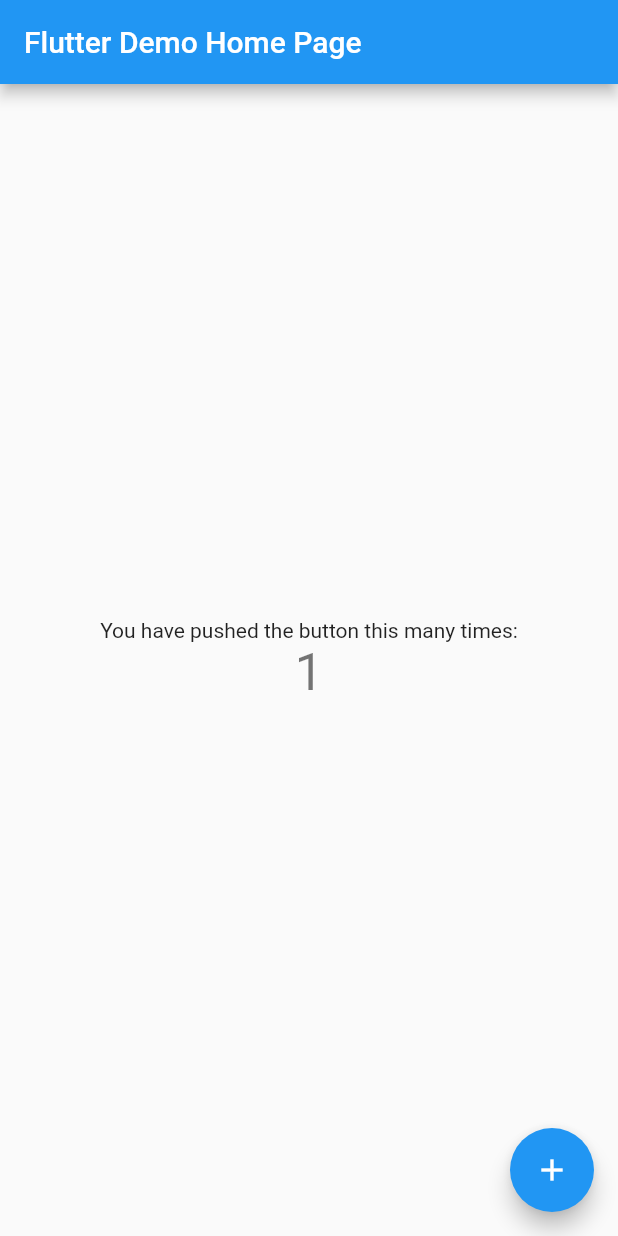
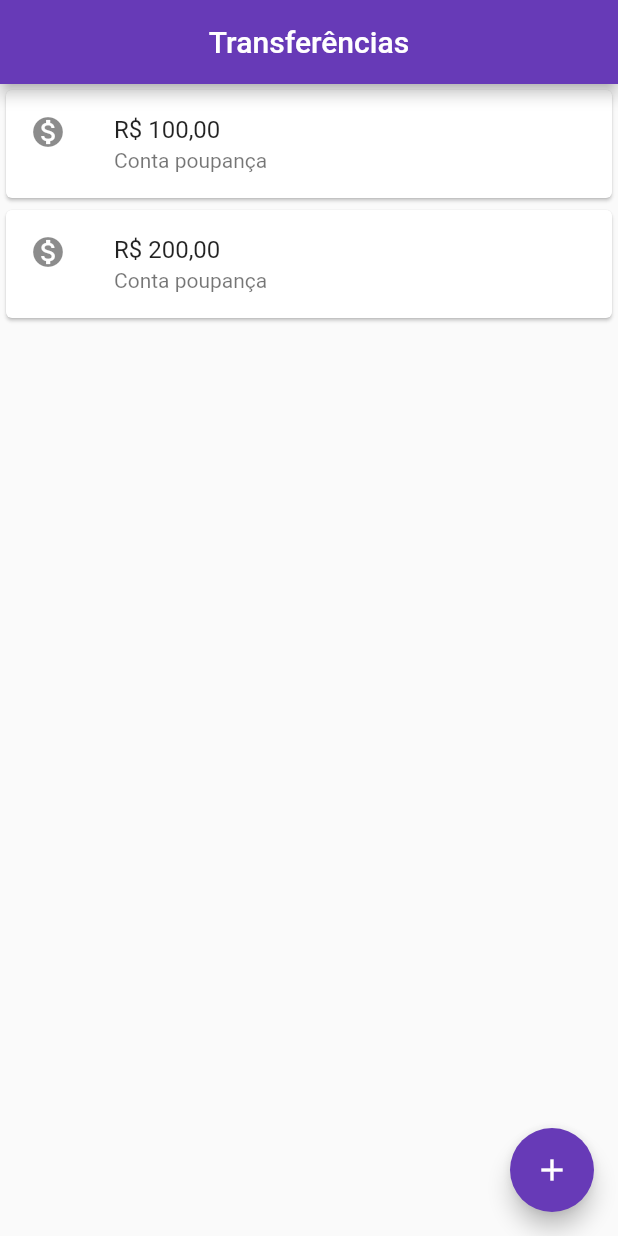
Before and after one commit to luks-rossato/First-Flutter-App, a Flutter app: the screen it shows after launch, after a tap on the "add" icon, on a phone screen of 412 x 824 dp. Run offline on Flutter 3.47's test engine with Material 2 defaults, Android fonts, the phone set to English and light mode, and no system bars.

Commit message:
Update main.dart

```diff
--- a/bytebank/lib/main.dart
+++ b/bytebank/lib/main.dart
@@ -1,115 +1,37 @@
+// ignore_for_file: prefer_const_literals_to_create_immutables, prefer_const_constructors
+
 import 'package:flutter/material.dart';
 
-void main() {
-  runApp(const MyApp());
-}
-
-class MyApp extends StatelessWidget {
-  const MyApp({Key? key}) : super(key: key);
-
-  // This widget is the root of your application.
-  @override
-  Widget build(BuildContext context) {
-    return MaterialApp(
-      title: 'Flutter Demo',
-      theme: ThemeData(
-        // This is the theme of your application.
-        //
-        // Try running your application with "flutter run". You'll see the
-        // application has a blue toolbar. Then, without quitting the app, try
-        // changing the primarySwatch below to Colors.green and then invoke
-        // "hot reload" (press "r" in the console where you ran "flutter run",
-        // or simply save your changes to "hot reload" in a Flutter IDE).
-        // Notice that the counter didn't reset back to zero; the application
-        // is not restarted.
-        primarySwatch: Colors.blue,
-      ),
-      home: const MyHomePage(title: 'Flutter Demo Home Page'),
-    );
-  }
-}
-
-class MyHomePage extends StatefulWidget {
-  const MyHomePage({Key? key, required this.title}) : super(key: key);
-
-  // This widget is the home page of your application. It is stateful, meaning
-  // that it has a State object (defined below) that contains fields that affect
-  // how it looks.
-
-  // This class is the configuration for the state. It holds the values (in this
-  // case the title) provided by the parent (in this case the App widget) and
-  // used by the build method of the State. Fields in a Widget subclass are
-  // always marked "final".
-
-  final String title;
-
-  @override
-  State<MyHomePage> createState() => _MyHomePageState();
-}
-
-class _MyHomePageState extends State<MyHomePage> {
-  int _counter = 0;
-
-  void _incrementCounter() {
-    setState(() {
-      // This call to setState tells the Flutter framework that something has
-      // changed in this State, which causes it to rerun the build method below
-      // so that the display can reflect the updated values. If we changed
-      // _counter without calling setState(), then the build method would not be
-      // called again, and so nothing would appear to happen.
-      _counter++;
-    });
-  }
-
-  @override
-  Widget build(BuildContext context) {
-    // This method is rerun every time setState is called, for instance as done
-    // by the _incrementCounter method above.
-    //
-    // The Flutter framework has been optimized to make rerunning build methods
-    // fast, so that you can just rebuild anything that needs updating rather
-    // than having to individually change instances of widgets.
-    return Scaffold(
-      appBar: AppBar(
-        // Here we take the value from the MyHomePage object that was created by
-        // the App.build method, and use it to set our appbar title.
-        title: Text(widget.title),
-      ),
-      body: Center(
-        // Center is a layout widget. It takes a single child and positions it
-        // in the middle of the parent.
-        child: Column(
-          // Column is also a layout widget. It takes a list of children and
-          // arranges them vertically. By default, it sizes itself to fit its
-          // children horizontally, and tries to be as tall as its parent.
-          //
-          // Invoke "debug painting" (press "p" in the console, choose the
-          // "Toggle Debug Paint" action from the Flutter Inspector in Android
-          // Studio, or the "Toggle Debug Paint" command in Visual Studio Code)
-          // to see the wireframe for each widget.
-          //
-          // Column has various properties to control how it sizes itself and
-          // how it positions its children. Here we use mainAxisAlignment to
-          // center the children vertically; the main axis here is the vertical
-          // axis because Columns are vertical (the cross axis would be
-          // horizontal).
-          mainAxisAlignment: MainAxisAlignment.center,
+void main() => runApp(MaterialApp(
+      home: Scaffold(
+        body: Column(
           children: <Widget>[
-            const Text(
-              'You have pushed the button this many times:',
+            Card(
+              child: ListTile(
+                leading: Icon(Icons.monetization_on),
+                title: Text('R\$ 100,00'),
+                subtitle: Text('Conta poupança'),
+              ),
             ),
-            Text(
-              '$_counter',
-              style: Theme.of(context).textTheme.headline4,
+            Card(
+              child: ListTile(
+                leading: Icon(Icons.monetization_on),
+                title: Text('R\$ 200,00'),
+                subtitle: Text('Conta poupança'),
+              ),
             ),
           ],
         ),
+        appBar: AppBar(
+          title: Text('Transferências'),
+          backgroundColor: Colors.deepPurple,
+          centerTitle: true,
+        ),
+        floatingActionButton: FloatingActionButton(
+          backgroundColor: Colors.deepPurple,
+          splashColor: Colors.grey,
+          child: Icon(Icons.add),
+          onPressed: () {},
+        ),
       ),
-      floatingActionButton: FloatingActionButton(
-        onPressed: _incrementCounter,
-        tooltip: 'Increment',
-        child: const Icon(Icons.add),
-      ), // This trailing comma makes auto-formatting nicer for build methods.
-    );
-  }
-}
+    ));
```
